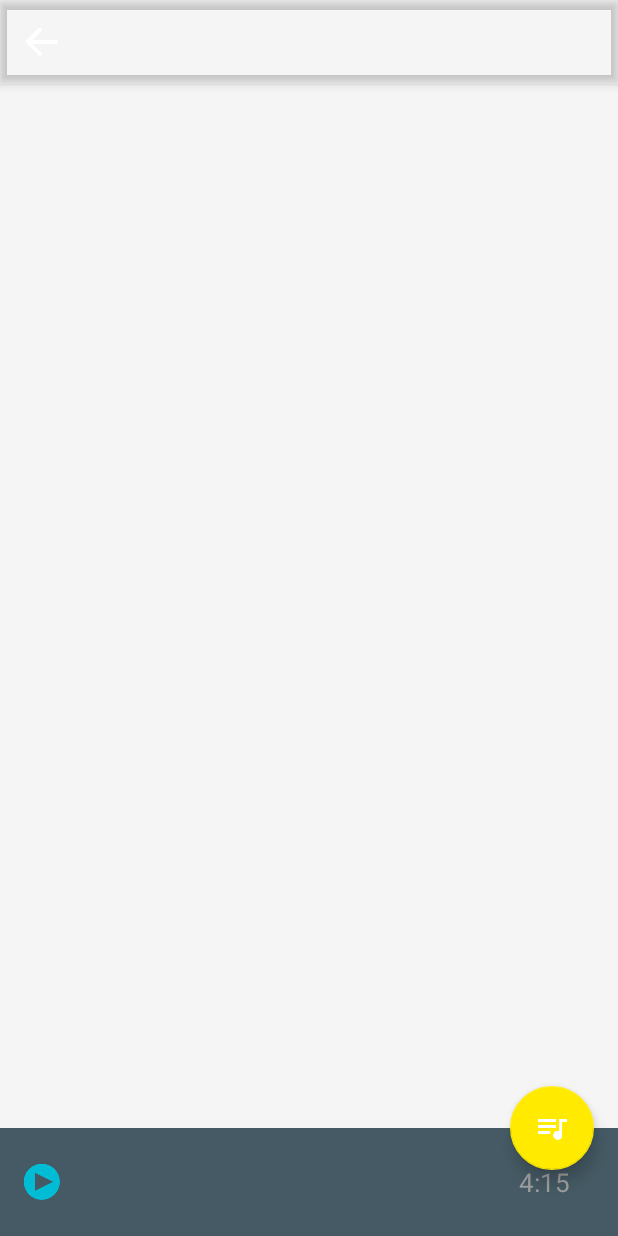
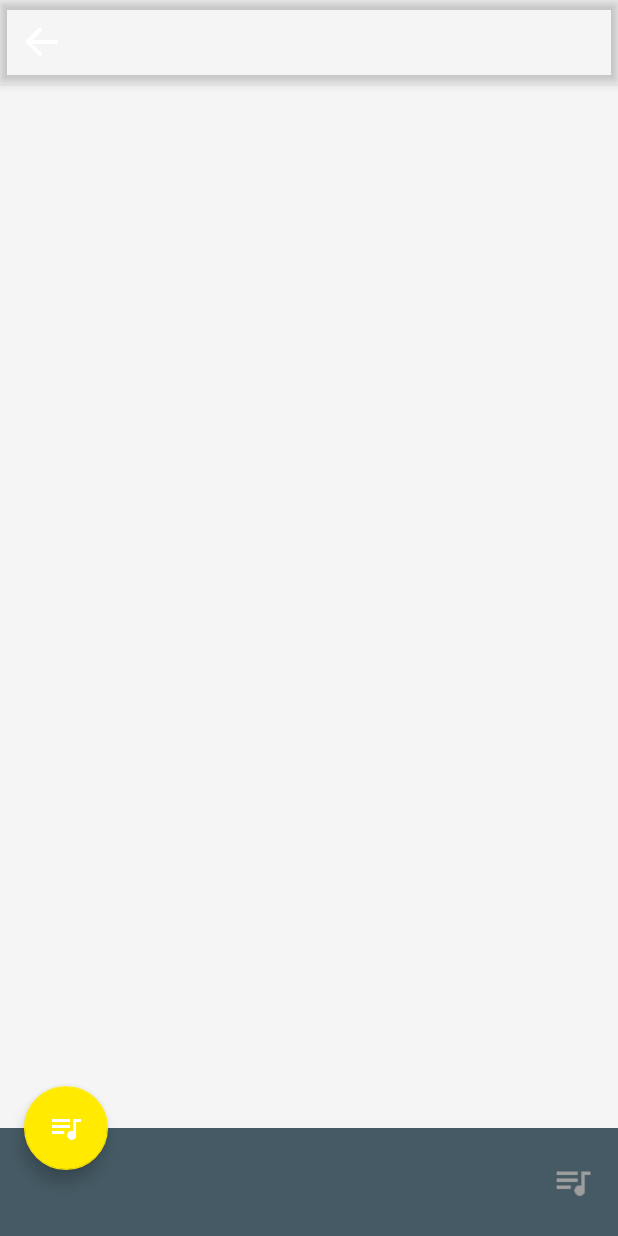
Before and after one commit to Dobby-Tang/DesignMusic, an Android app: the layout activity_music_player.xml on its own in the app's theme, with its tools: preview values and no code run, on a phone screen of 412 x 824 dp. Run offline under Robolectric (Android 15) with nearby library versions, the phone set to English and light mode, and no system bars.

Commit message:
调整正在播放界面

```diff
--- a/app/src/main/res/color/my_floater_color.xml
+++ b/app/src/main/res/color/my_floater_color.xml
@@ -1,5 +1,5 @@
 <?xml version="1.0" encoding="utf-8"?>
 <selector xmlns:android="http://schemas.android.com/apk/res/android">
-    <item android:color="#FFFF8877" android:state_pressed="true"/>
-    <item android:color="#FFFF8877"/>
+    <item android:color="@color/DiscreteSeekBarColor" android:state_pressed="true"/>
+    <item android:color="@color/DiscreteSeekBarColor"/>
 </selector>
--- a/app/src/main/res/color/my_progress_color.xml
+++ b/app/src/main/res/color/my_progress_color.xml
@@ -1,5 +1,5 @@
 <?xml version="1.0" encoding="utf-8"?>
 <selector xmlns:android="http://schemas.android.com/apk/res/android">
     <item android:color="#FF373737" android:state_enabled="false"/>
-    <item android:color="#FFFF8877"/>
+    <item android:color="@color/DiscreteSeekBarColor"/>
 </selector>
--- a/app/src/main/res/layout/activity_music_player.xml
+++ b/app/src/main/res/layout/activity_music_player.xml
@@ -9,8 +9,55 @@
         android:id="@+id/music_player_layout"
         android:layout_width="match_parent"
         android:layout_height="match_parent">
+    </FrameLayout>
 
-    </FrameLayout>
+    <RelativeLayout
+        android:id="@+id/music_player_bottom_layout"
+        android:layout_width="match_parent"
+        android:layout_height="72dp"
+        android:background="@color/musicPlayerBottom"
+        android:layout_gravity="center_horizontal|bottom">
+
+        <TextView
+            android:id="@+id/music_player_playing_num"
+            android:layout_width="wrap_content"
+            android:layout_height="wrap_content"
+            android:fontFamily="sans-serif-regular"
+            android:textSize="18sp"
+            android:textColor="@color/playingNumTextColor"
+            android:layout_centerVertical="true"
+            android:layout_marginLeft="96dp" />
+
+
+        <ImageView
+            android:id="@+id/music_player_song_list_btn"
+            android:layout_width="48dp"
+            android:layout_height="48dp"
+            android:padding="10dp"
+            android:layout_centerVertical="true"
+            android:layout_marginRight="6dp"
+            android:layout_alignParentRight="true"
+            android:tint="@color/playingNumTextColor"
+            android:src="@mipmap/queue_music" />
+
+        <TextView
+            android:id="@+id/music_player_playing_songname"
+            android:layout_width="168dp"
+            android:layout_height="wrap_content"
+            android:fontFamily="sans-serif-regular"
+            android:textSize="17sp"
+            android:textColor="@color/playingSongTextColor"
+            android:singleLine="true"
+            android:ellipsize="marquee"
+            android:focusable="true"
+            android:focusableInTouchMode="true"
+            android:layout_centerVertical="true"
+            android:layout_marginLeft="32dp"
+            android:paddingRight="22dp"
+            android:layout_toRightOf="@id/music_player_playing_num" />
+
+
+    </RelativeLayout>
 
     <android.support.design.widget.AppBarLayout
         android:id="@+id/music_player_appbar"
@@ -31,66 +78,6 @@
 
     </android.support.design.widget.AppBarLayout>
 
-    <RelativeLayout
-        android:id="@+id/music_player_bottom_layout"
-        android:layout_width="match_parent"
-        android:layout_height="72dp"
-        android:background="@color/musicPlayerBottom"
-        android:layout_gravity="bottom">
-
-        <ImageView
-            android:id="@+id/music_player_headphones"
-            android:layout_width="24dp"
-            android:layout_height="24dp"
-            android:tint="?attr/colorPrimary"
-            android:src="@mipmap/music_payer_play"
-            android:layout_centerVertical="true"
-            android:layout_marginLeft="16dp"/>
-
-        <TextView
-            android:id="@+id/music_player_playing_num"
-            android:layout_width="wrap_content"
-            android:layout_height="wrap_content"
-            android:fontFamily="sans-serif-regular"
-            android:textSize="18sp"
-            android:textColor="@color/playingNumTextColor"
-            android:layout_centerVertical="true"
-            android:layout_toRightOf= "@id/music_player_headphones"
-            android:layout_marginLeft="32dp" />
-
-
-        <TextView
-            android:id="@+id/music_player_playing_time"
-            android:layout_width="wrap_content"
-            android:layout_height="wrap_content"
-            android:fontFamily="sans-serif-regular"
-            android:textSize="17sp"
-            android:textColor="@color/playingNumTextColor"
-            android:layout_centerVertical="true"
-            android:layout_marginRight="32dp"
-            android:text="4:15"
-            android:layout_alignParentRight="true"/>
-
-        <TextView
-            android:id="@+id/music_player_playing_songname"
-            android:layout_width="wrap_content"
-            android:layout_height="wrap_content"
-            android:fontFamily="sans-serif-regular"
-            android:textSize="17sp"
-            android:textColor="@color/playingSongTextColor"
-            android:singleLine="true"
-            android:ellipsize="marquee"
-            android:focusable="true"
-            android:focusableInTouchMode="true"
-            android:layout_centerVertical="true"
-            android:layout_marginLeft="32dp"
-            android:paddingRight="32dp"
-            android:layout_toRightOf="@id/music_player_playing_num"
-            android:layout_toLeftOf="@id/music_player_playing_time"/>
-
-
-    </RelativeLayout>
-
 
     <android.support.design.widget.FloatingActionButton
         android:id="@+id/show_playing_queue_fab"
@@ -99,7 +86,7 @@
         android:layout_margin="@dimen/fab_margin"
         android:src="@mipmap/queue_music"
         app:layout_anchor="@id/music_player_bottom_layout"
-        app:layout_anchorGravity="right"
+        app:layout_anchorGravity="left"
         app:backgroundTint="#ffea00"/>
 
 </android.support.design.widget.CoordinatorLayout>
--- a/app/src/main/res/values/colors.xml
+++ b/app/src/main/res/values/colors.xml
@@ -18,4 +18,6 @@
     <color name="colorPrimaryBack">#424242</color>
     <color name="musicPlayerBottom">#455a64</color>
 
+    <color name="DiscreteSeekBarColor">#FFFF8877</color>
+
 </resources>
```
Also changed, not shown: app/src/main/java/com/example/android/designmusic/ui/activity/MusicPlayerActivity.java (+10 -17 lines), app/src/main/res/layout/fragment_music_player.xml (+20 -1 lines).
